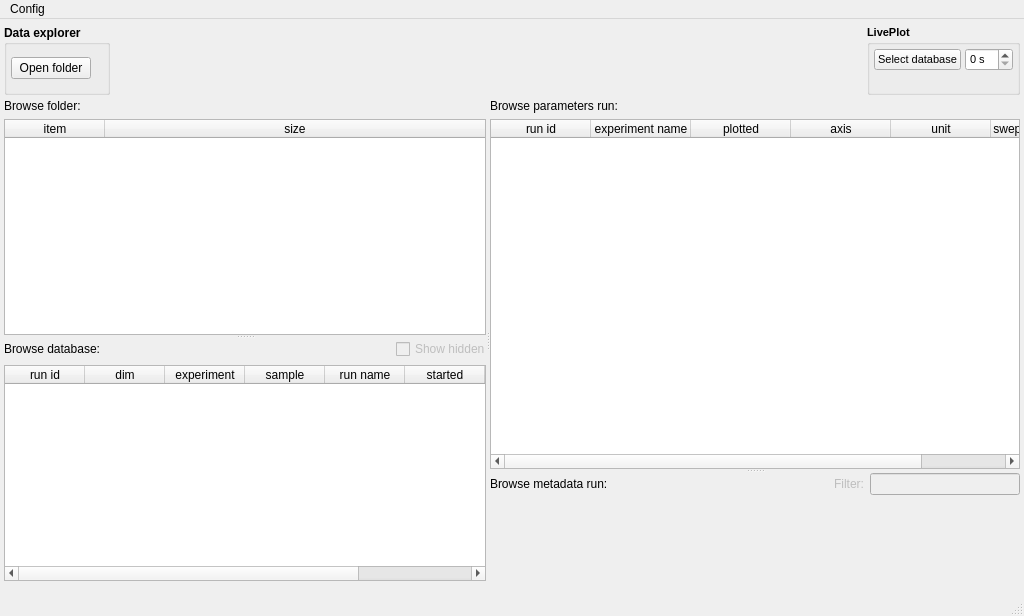
Before: the Qt Designer form pyplotter/ui/main.ui in pyplotter/pyplotter, drawn with Qt 5.
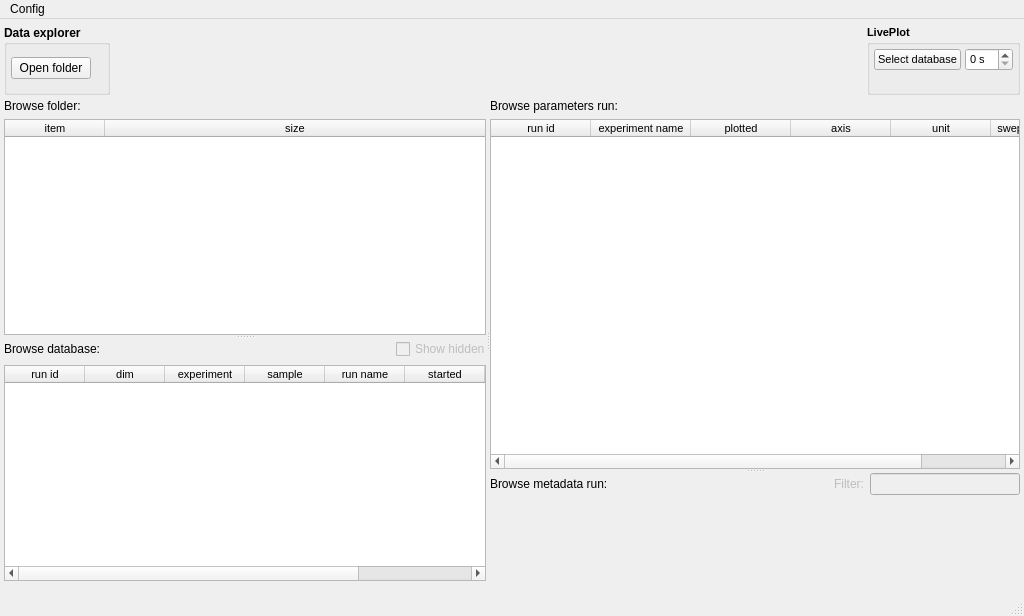
After: the same form once the commit is applied. Custom widgets are drawn as their Qt base class.

Commit message: Optimize tablewidget row height to content

Patch:
```diff
--- a/pyplotter/ui/main.ui
+++ b/pyplotter/ui/main.ui
@@ -285,6 +285,17 @@
                   <height>0</height>
                  </size>
                 </property>
+                <property name="font">
+                 <font>
+                  <pointsize>8</pointsize>
+                 </font>
+                </property>
+                <property name="styleSheet">
+                 <string notr="true"/>
+                </property>
+                <property name="lineWidth">
+                 <number>0</number>
+                </property>
                 <property name="sizeAdjustPolicy">
                  <enum>QAbstractScrollArea::AdjustIgnored</enum>
                 </property>
@@ -297,6 +308,9 @@
                 <property name="selectionBehavior">
                  <enum>QAbstractItemView::SelectRows</enum>
                 </property>
+                <property name="showGrid">
+                 <bool>false</bool>
+                </property>
                 <property name="sortingEnabled">
                  <bool>true</bool>
                 </property>
@@ -387,6 +401,14 @@
               </item>
               <item>
                <widget class="QTableWidgetKey" name="tableWidgetDataBase">
+                <property name="font">
+                 <font>
+                  <pointsize>8</pointsize>
+                 </font>
+                </property>
+                <property name="lineWidth">
+                 <number>0</number>
+                </property>
                 <property name="sizeAdjustPolicy">
                  <enum>QAbstractScrollArea::AdjustIgnored</enum>
                 </property>
@@ -399,6 +421,9 @@
                 <property name="selectionBehavior">
                  <enum>QAbstractItemView::SelectRows</enum>
                 </property>
+                <property name="showGrid">
+                 <bool>false</bool>
+                </property>
                 <property name="sortingEnabled">
                  <bool>true</bool>
                 </property>
@@ -512,6 +537,14 @@
               </item>
               <item>
                <widget class="QTableWidget" name="tableWidgetParameters">
+                <property name="font">
+                 <font>
+                  <pointsize>8</pointsize>
+                 </font>
+                </property>
+                <property name="lineWidth">
+                 <number>0</number>
+                </property>
                 <property name="editTriggers">
                  <set>QAbstractItemView::NoEditTriggers</set>
                 </property>
@@ -521,6 +554,9 @@
                 <property name="selectionBehavior">
                  <enum>QAbstractItemView::SelectRows</enum>
                 </property>
+                <property name="showGrid">
+                 <bool>false</bool>
+                </property>
                 <property name="sortingEnabled">
                  <bool>true</bool>
                 </property>
```
The commit also changes 2 other files.
